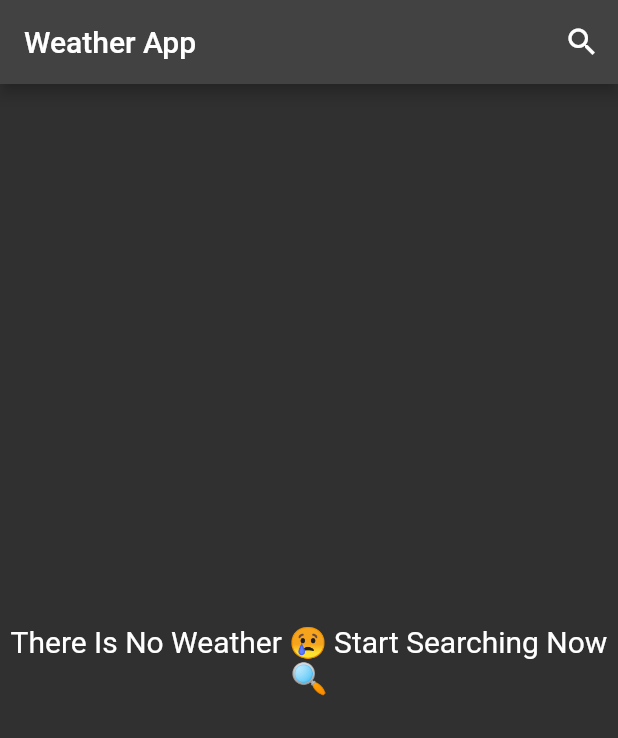
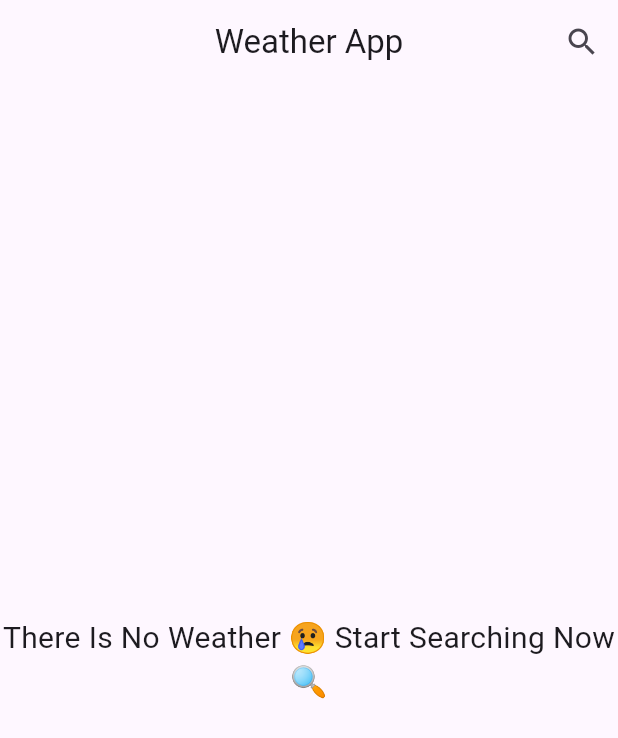
Before and after one commit to IbrahimAde1/Get-Weather, a Flutter app: the screen it shows after launch, on a phone screen of 412 x 824 dp. Shown: the top 738 px of the screen. Run offline on Flutter 3.47's test engine with Material 2 defaults, Android fonts, the phone set to English and light mode, and no system bars; our stand-ins replace flutter_bloc.

```diff
--- /dev/null
+++ b/lib/cubits/weather_cubit/weather_cubit.dart
@@ -0,0 +1,20 @@
+import 'package:flutter_bloc/flutter_bloc.dart';
+import 'package:weather_app/cubits/weather_cubit/weather_state.dart';
+import 'package:weather_app/model/weather_model.dart';
+
+import '../../services/services.dart';
+
+class WeatherCubit extends Cubit<WeatherState> {
+  WeatherCubit(this.weatherService) : super(Initial());
+  Services weatherService;
+  WeatherModel? weather;
+  void getWeather({required String cityName}) async {
+    emit(Loading());
+    try {
+      weather = await weatherService.setServices(cityName: cityName);
+      emit(Success());
+    } catch (e) {
+      emit(Failure());
+    }
+  }
+}
--- /dev/null
+++ b/lib/cubits/weather_cubit/weather_state.dart
@@ -0,0 +1,9 @@
+abstract class WeatherState {}
+
+class Initial extends WeatherState {}
+
+class Loading extends WeatherState {}
+
+class Success extends WeatherState {}
+
+class Failure extends WeatherState {}
--- a/lib/main.dart
+++ b/lib/main.dart
@@ -1,7 +1,9 @@
 import 'package:flutter/material.dart';
+import 'package:flutter_bloc/flutter_bloc.dart';
+import 'package:weather_app/cubits/weather_cubit/weather_cubit.dart';
 import 'package:weather_app/pages/home.dart';
-import 'package:provider/provider.dart';
-import 'package:weather_app/providers/provider.dart';
+
+import 'package:weather_app/services/services.dart';
 
 void main() {
   runApp(const HomePage());
@@ -12,13 +14,13 @@ class HomePage extends StatelessWidget {
 
   @override
   Widget build(BuildContext context) {
-    return ChangeNotifierProvider(
+    return BlocProvider(
       create: (context) {
-        return WeatherProvider();
+        return WeatherCubit(Services());
       },
       child: MaterialApp(
         debugShowCheckedModeBanner: false,
-        theme: ThemeData(brightness: Brightness.dark),
+        theme: ThemeData(useMaterial3: true),
         home: const Home(),
       ),
     );
--- a/lib/model/weather_model.dart
+++ b/lib/model/weather_model.dart
@@ -1,5 +1,3 @@
-import 'package:flutter/material.dart';
-
 class WeatherModel {
   String? city;
   String? country;
--- a/lib/pages/home.dart
+++ b/lib/pages/home.dart
@@ -1,48 +1,44 @@
 import 'package:flutter/material.dart';
-import 'package:provider/provider.dart';
+import 'package:weather_app/cubits/weather_cubit/weather_cubit.dart';
+import 'package:weather_app/cubits/weather_cubit/weather_state.dart';
 import 'package:weather_app/pages/search.dart';
-import '../model/weather_model.dart';
-import '../providers/provider.dart';
 import 'sub_home.dart';
+import 'package:flutter_bloc/flutter_bloc.dart';
 
-class Home extends StatefulWidget {
+class Home extends StatelessWidget {
   const Home({super.key});
   @override
-  State<Home> createState() => _HomeState();
-}
-
-WeatherModel? weatherData;
-
-class _HomeState extends State<Home> {
-  @override
   Widget build(BuildContext context) {
-    weatherData = Provider.of<WeatherProvider>(context).weatherData;
     return Scaffold(
-      appBar: weatherData == null
-          ? AppBar(
-              title: const Text('Weather App'),
-              actions: [
+      appBar:
+          AppBar(centerTitle: true, title: const Text('Weather App'), actions: [
         IconButton(
           onPressed: () {
-                    Navigator.push(context,
-                        MaterialPageRoute(builder: (context) {
+            Navigator.push(context, MaterialPageRoute(builder: (context) {
               return const Search();
             }));
           },
           icon: const Icon(Icons.search),
         ),
-              ],
-            )
-          : null,
-      body: weatherData == null
-          ? const Center(
+      ]),
+      body: BlocBuilder<WeatherCubit, WeatherState>(
+        builder: (context, state) {
+          if (state is Loading) {
+            return const Center(child: RefreshProgressIndicator());
+          } else if (state is Success) {
+            return const SubHome();
+          } else if (state is Failure) {
+            return const Center(child: Text('Faild'));
+          }
+          return const Center(
             child: Text(
               'There Is No Weather 😢 Start Searching Now🔍',
               style: TextStyle(fontSize: 20),
               textAlign: TextAlign.center,
             ),
-            )
-          : const SubHome(),
+          );
+        },
+      ),
     );
   }
 }
--- a/lib/providers/provider.dart
+++ /dev/null
@@ -1,13 +0,0 @@
-import 'package:flutter/material.dart';
-
-import '../model/weather_model.dart';
-
-class WeatherProvider extends ChangeNotifier {
-  WeatherModel? _weatherData;
-  set weatherData(WeatherModel? weatherService) {
-    _weatherData = weatherService;
-    notifyListeners();
-  }
-
-  WeatherModel? get weatherData => _weatherData;
-}
--- a/lib/services/services.dart
+++ b/lib/services/services.dart
@@ -1,5 +1,4 @@
 import 'dart:convert';
-import 'package:flutter/material.dart';
 import 'package:weather_app/model/weather_model.dart';
 import 'package:http/http.dart' as http;
 
```
Also changed, not shown: lib/pages/search.dart (+30 -34 lines), lib/pages/sub_home.dart (+20 -27 lines), pubspec.yaml (+3 -64 lines), flutter_01.png (added), lib/services/New Text Document.txt (added), pubspec.lock, 4 other files. Lines whose indentation alone changed are shown as unchanged.
